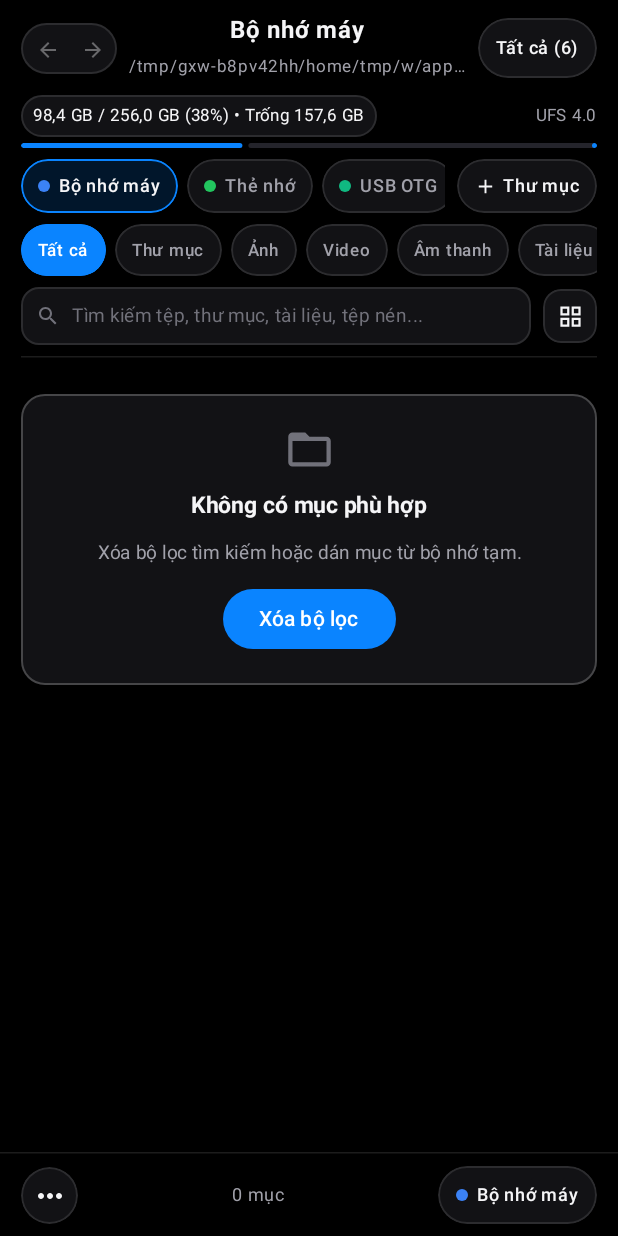
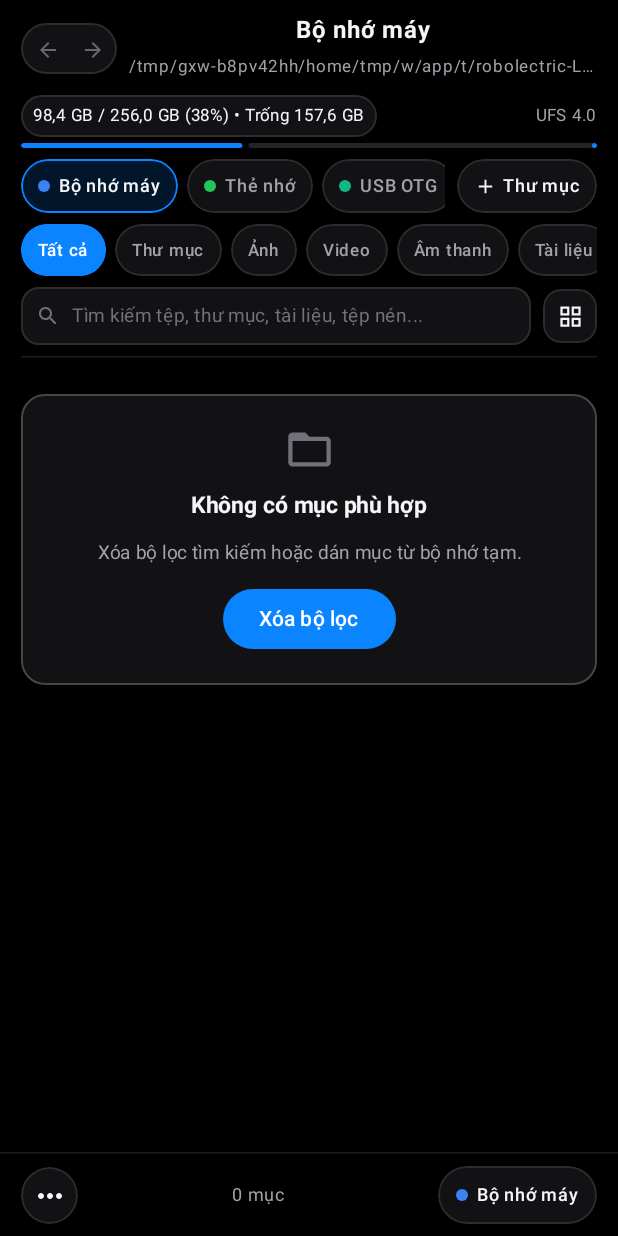
Before and after one commit to vuminhngocpt/Quan-ly-tep, an Android app built with Jetpack Compose: the screen it shows after launch (MainActivity), on a phone screen of 412 x 824 dp. Run offline under Robolectric (Android 15) with nearby library versions, the phone set to English and light mode, and no system bars; 1 statement that could not run was skipped.

Commit message:
Update FileManagerScreen.kt

```diff
--- a/app/src/main/java/com/vuminhngoc/quanlytep/ui/FileManagerScreen.kt
+++ b/app/src/main/java/com/vuminhngoc/quanlytep/ui/FileManagerScreen.kt
@@ -121,23 +121,6 @@ fun FileManagerScreen(viewModel: FileManagerViewModel) {
                             color = colors.textSecondary,
                             maxLines = 1,
                             overflow = TextOverflow.Ellipsis
-                        )
-                    }
-
-                    Surface(
-                        modifier = Modifier
-                            .clip(CircleShape)
-                            .clickable { viewModel.setShowAllSources(true) },
-                        shape = CircleShape,
-                        color = colors.surface,
-                        border = BorderStroke(1.dp, colors.border)
-                    ) {
-                        Text(
-                            text = "Tất cả (6)",
-                            fontSize = 12.sp,
-                            fontWeight = FontWeight.SemiBold,
-                            color = colors.text,
-                            modifier = Modifier.padding(horizontal = 12.dp, vertical = 8.dp)
                         )
                     }
                 }
```
